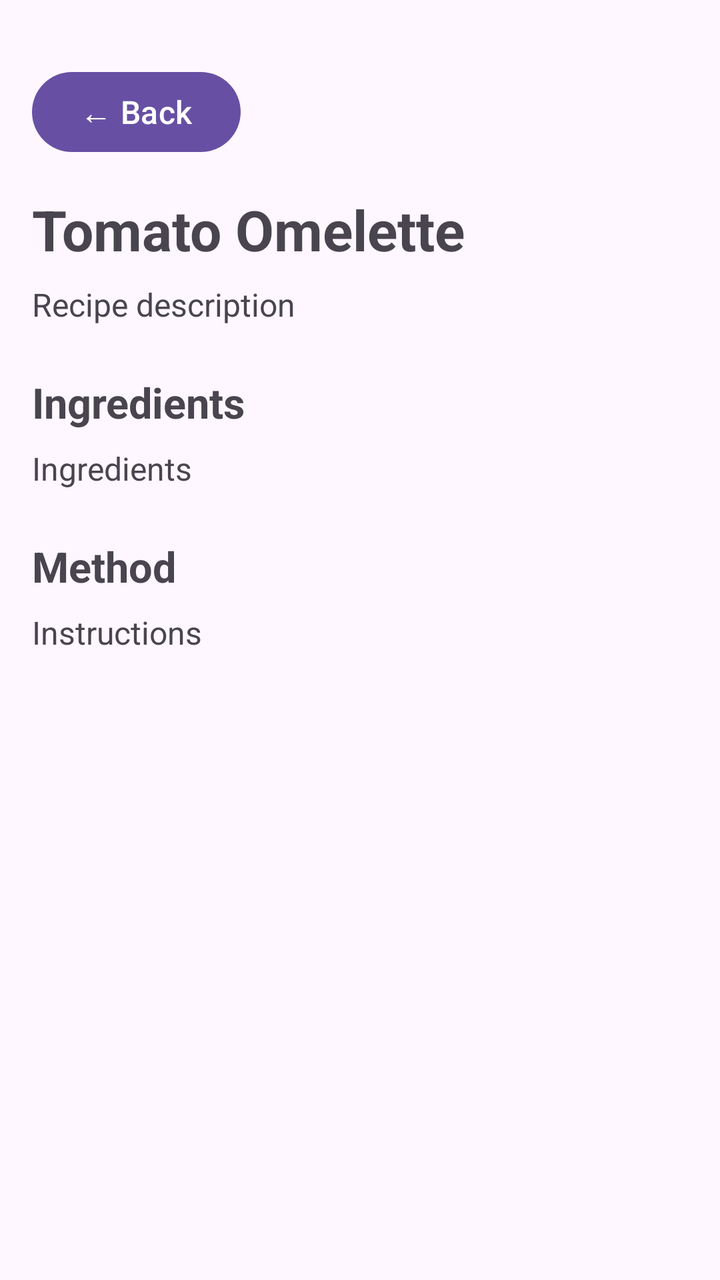
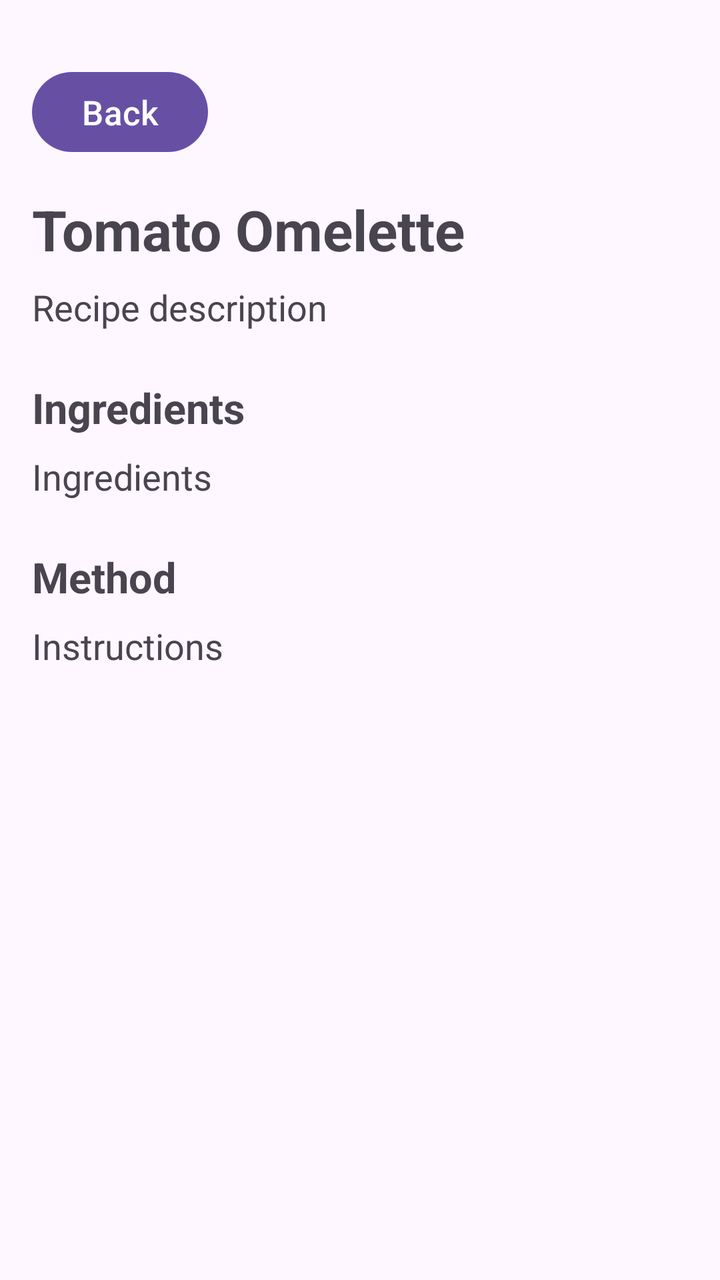

Before-and-after screenshots of an Android layout around one commit, followed by the original layout XML and the change that was made.
<!-- AndroidManifest.xml: application theme Theme.SmartPantryManager -->
<!-- res/layout/activity_recipe_detail.xml -->
<?xml version="1.0" encoding="utf-8"?>
<ScrollView xmlns:android="http://schemas.android.com/apk/res/android"
    android:layout_width="match_parent"
    android:layout_height="match_parent">

    <LinearLayout
        android:layout_width="match_parent"
        android:layout_height="wrap_content"
        android:orientation="vertical"
        android:padding="16dp">

        <Button
            android:id="@+id/btnBackFromRecipeDetail"
            android:layout_width="wrap_content"
            android:layout_height="wrap_content"
            android:text="← Back"
            android:textSize="16sp"
            android:textAllCaps="false"
            android:minHeight="48dp"
            android:layout_marginTop="16dp"
            android:layout_marginBottom="16dp" />

        <TextView
            android:id="@+id/tvRecipeName"
            android:layout_width="match_parent"
            android:layout_height="wrap_content"
            android:text="Tomato Omelette"
            android:textSize="28sp"
            android:textStyle="bold"
            android:paddingBottom="8dp" />

        <TextView
            android:id="@+id/tvRecipeDescription"
            android:layout_width="match_parent"
            android:layout_height="wrap_content"
            android:text="Recipe description"
            android:textSize="16sp"
            android:layout_marginBottom="24dp" />

        <TextView
            android:layout_width="match_parent"
            android:layout_height="wrap_content"
            android:text="Ingredients"
            android:textSize="21sp"
            android:textStyle="bold"
            android:layout_marginBottom="8dp" />

        <TextView
            android:id="@+id/tvRecipeIngredients"
            android:layout_width="match_parent"
            android:layout_height="wrap_content"
            android:text="Ingredients"
            android:textSize="16sp"
            android:layout_marginBottom="24dp" />

        <TextView
            android:layout_width="match_parent"
            android:layout_height="wrap_content"
            android:text="Method"
            android:textSize="21sp"
            android:textStyle="bold"
            android:layout_marginBottom="8dp" />

        <TextView
            android:id="@+id/tvRecipeInstructions"
            android:layout_width="match_parent"
            android:layout_height="wrap_content"
            android:text="Instructions"
            android:textSize="16sp"
            android:lineSpacingExtra="4dp" />

    </LinearLayout>

</ScrollView>
<!-- resources referenced by this layout -->
<resources>
  <style name="Theme.SmartPantryManager" parent="Base.Theme.SmartPantryManager" />
  <style name="Base.Theme.SmartPantryManager" parent="Theme.Material3.DayNight.NoActionBar">
          
          
      </style>
</resources>

<!-- the commit's change to res/layout/activity_recipe_detail.xml (unified diff, before → after) -->
@@ -13,8 +13,8 @@
             android:id="@+id/btnBackFromRecipeDetail"
             android:layout_width="wrap_content"
             android:layout_height="wrap_content"
-            android:text="← Back"
-            android:textSize="16sp"
+            android:text="Back"
+            android:textSize="17sp"
             android:textAllCaps="false"
             android:minHeight="48dp"
             android:layout_marginTop="16dp"
@@ -34,7 +34,7 @@
             android:layout_width="match_parent"
             android:layout_height="wrap_content"
             android:text="Recipe description"
-            android:textSize="16sp"
+            android:textSize="18sp"
             android:layout_marginBottom="24dp" />
 
         <TextView
@@ -50,7 +50,7 @@
             android:layout_width="match_parent"
             android:layout_height="wrap_content"
             android:text="Ingredients"
-            android:textSize="16sp"
+            android:textSize="18sp"
             android:layout_marginBottom="24dp" />
 
         <TextView
@@ -66,7 +66,7 @@
             android:layout_width="match_parent"
             android:layout_height="wrap_content"
             android:text="Instructions"
-            android:textSize="16sp"
+            android:textSize="18sp"
             android:lineSpacingExtra="4dp" />
 
     </LinearLayout>
